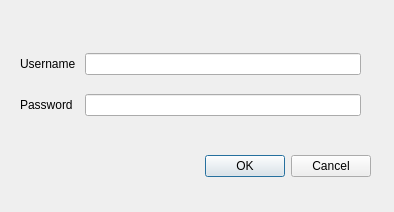
Old version of the form src/view/login.ui in the repository RachelSugar/cooper.
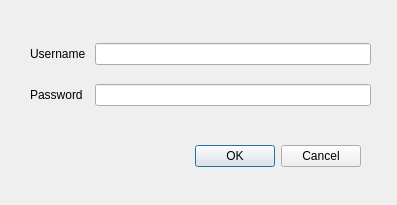
New version of the form.

Commit message: Application refers to LoginModel

```diff
--- a/src/view/login.ui
+++ b/src/view/login.ui
@@ -1,39 +1,44 @@
 <?xml version="1.0" encoding="UTF-8"?>
 <ui version="4.0">
- <class>loginDialog</class>
- <widget class="QDialog" name="loginDialog">
+ <class>loginWidget</class>
+ <widget class="QWidget" name="loginWidget">
+  <property name="windowModality">
+   <enum>Qt::WindowModal</enum>
+  </property>
   <property name="geometry">
    <rect>
     <x>0</x>
     <y>0</y>
-    <width>394</width>
-    <height>212</height>
+    <width>397</width>
+    <height>205</height>
    </rect>
   </property>
+  <property name="sizePolicy">
+   <sizepolicy hsizetype="Fixed" vsizetype="Fixed">
+    <horstretch>0</horstretch>
+    <verstretch>0</verstretch>
+   </sizepolicy>
+  </property>
+  <property name="minimumSize">
+   <size>
+    <width>397</width>
+    <height>205</height>
+   </size>
+  </property>
+  <property name="maximumSize">
+   <size>
+    <width>397</width>
+    <height>205</height>
+   </size>
+  </property>
   <property name="windowTitle">
    <string>Login</string>
   </property>
-  <widget class="QDialogButtonBox" name="buttonBox">
+  <widget class="QWidget" name="layoutWidget">
    <property name="geometry">
     <rect>
      <x>30</x>
-     <y>150</y>
-     <width>341</width>
-     <height>32</height>
-    </rect>
-   </property>
-   <property name="orientation">
-    <enum>Qt::Horizontal</enum>
-   </property>
-   <property name="standardButtons">
-    <set>QDialogButtonBox::Cancel|QDialogButtonBox::Ok</set>
-   </property>
-  </widget>
-  <widget class="QWidget" name="">
-   <property name="geometry">
-    <rect>
-     <x>20</x>
-     <y>40</y>
+     <y>30</y>
      <width>341</width>
      <height>91</height>
     </rect>
@@ -75,6 +80,22 @@
     </item>
    </layout>
   </widget>
+  <widget class="QDialogButtonBox" name="buttonBox">
+   <property name="geometry">
+    <rect>
+     <x>20</x>
+     <y>140</y>
+     <width>341</width>
+     <height>32</height>
+    </rect>
+   </property>
+   <property name="orientation">
+    <enum>Qt::Horizontal</enum>
+   </property>
+   <property name="standardButtons">
+    <set>QDialogButtonBox::Cancel|QDialogButtonBox::Ok</set>
+   </property>
+  </widget>
  </widget>
  <resources/>
  <connections>
```
Left out of the diff: 37 changed lines with no effect on the pictures. The commit also changes 11 other files.
